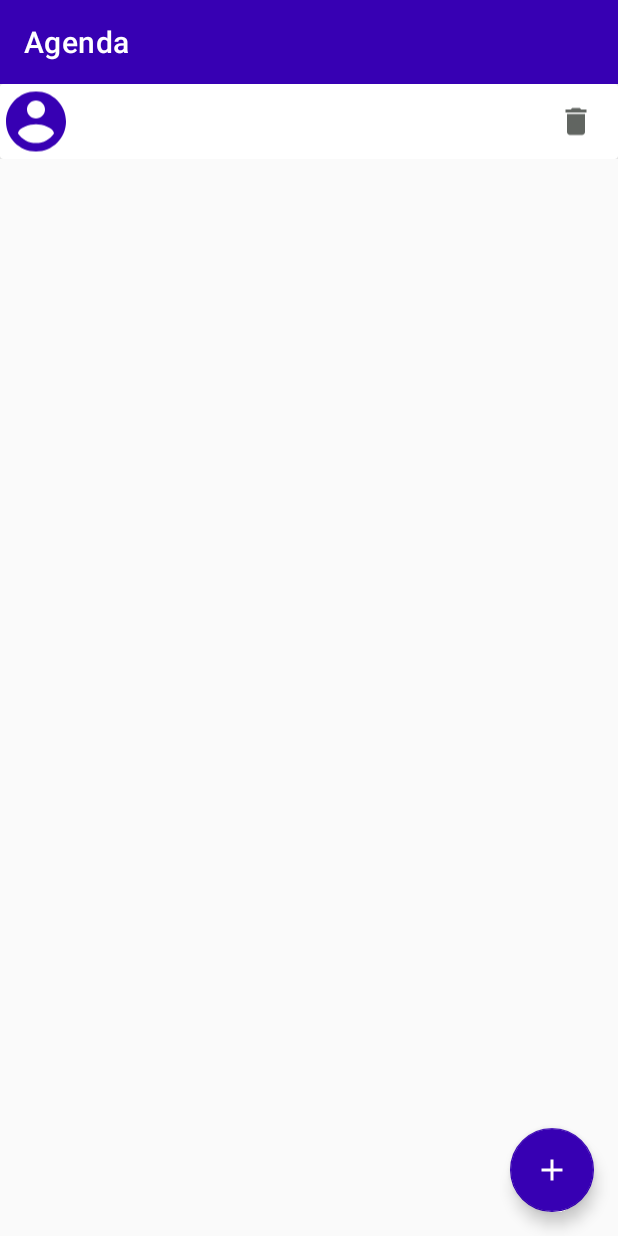
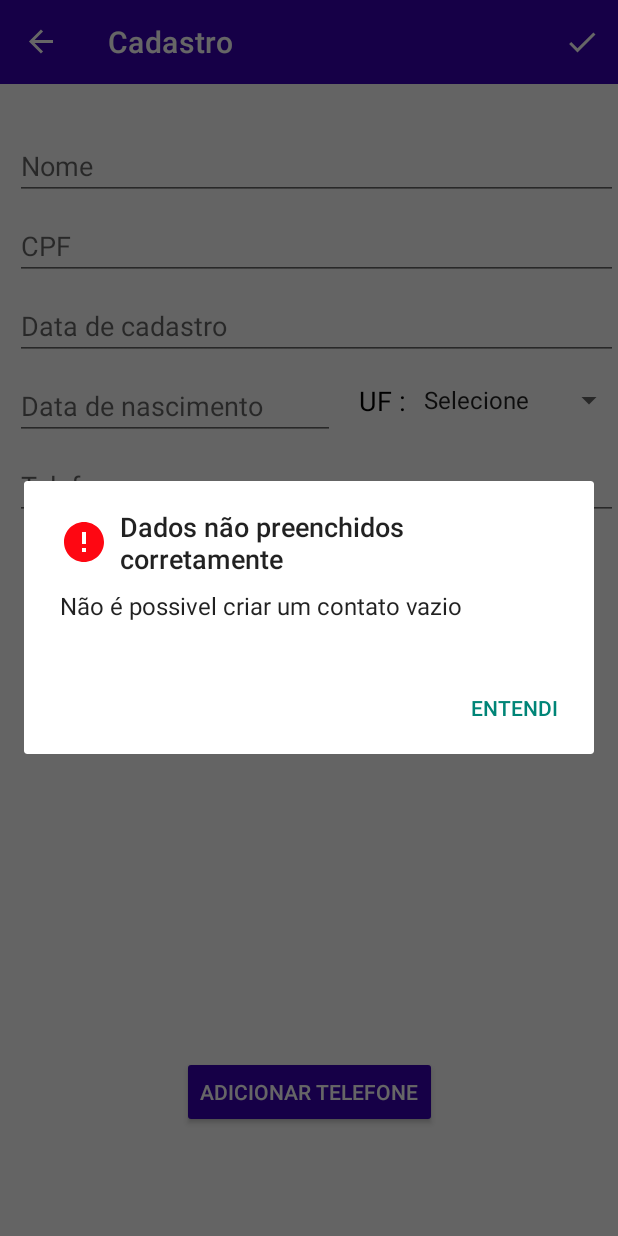
Before and after one commit to mariosntdnz/Agenda, an Android app: the CadastroFragment screen opened through its navigation route, after a tap on "Salvar", on a phone screen of 412 x 824 dp. Run offline under Robolectric (Android 15) with nearby library versions, the phone set to English and light mode, and no system bars; our stand-ins replace Room's generated code, data binding, navigation-ui; libraries missing offline, so code that uses them is left out: br.com.jansenfelipe; 4 statements that could not run were skipped.

Commit message:
Não deixando cadastrar um contato vazio

```diff
--- a/app/src/main/java/com/example/agenda/ui/cadastro/RegisterClientModel.kt
+++ b/app/src/main/java/com/example/agenda/ui/cadastro/RegisterClientModel.kt
@@ -27,6 +27,7 @@ class RegisterClientModel(
 
         var erros = ""
 
+        erros += emptyCliente()
         erros += cpfValidation()
         erros += dataCadastroValidation()
         erros += dataNascValidation()
@@ -96,4 +97,14 @@ class RegisterClientModel(
 
         return diffAno
     }
+
+    fun emptyCliente() : String{
+        if(nome.get() == "" && cpf.get() == "" && dataCadastro.get() == "" &&
+                dataNascimento.get() == "" && dataNascimento.get() == "" && UF == "Selecione"
+                && telefones == arrayListOf("")
+        ){
+            return "Não é possivel criar um contato vazio"
+        }
+        return ""
+    }
 }
```
